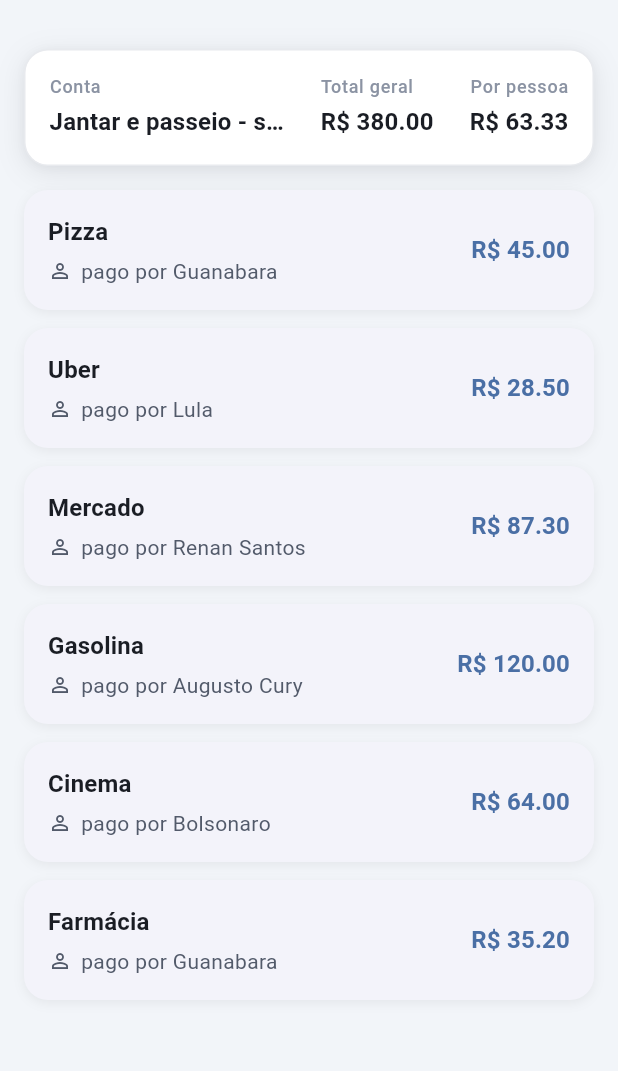
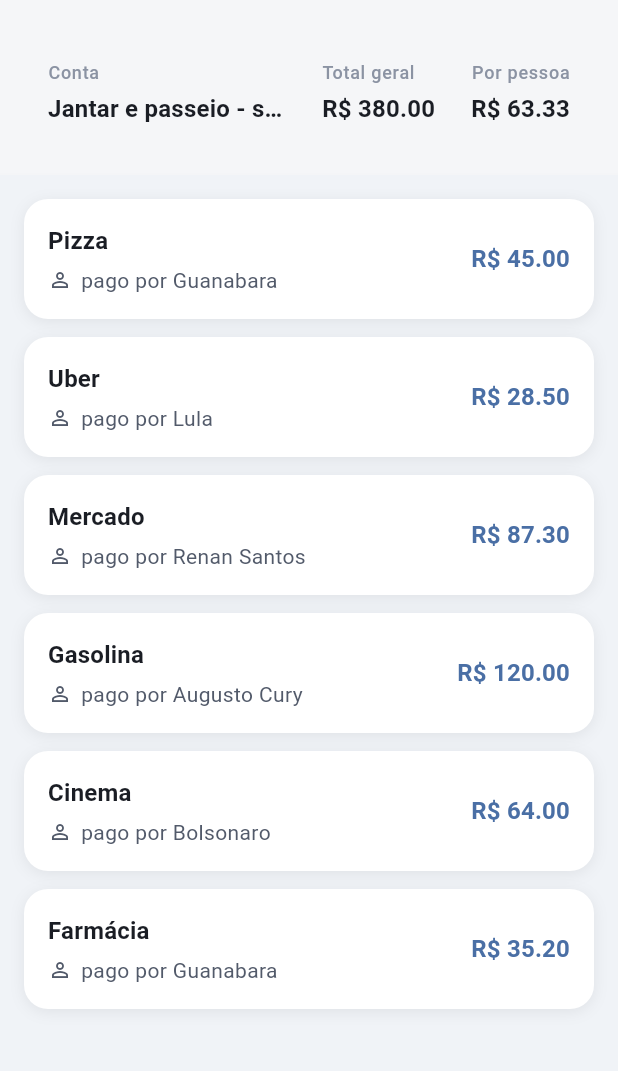
Before and after one commit to lucaskolapouski/mobile-1bim-esw, a Flutter app: the screen it shows after launch, on a phone screen of 412 x 824 dp, the part 59-1130 px from its top. Run offline on Flutter 3.47's test engine with Material 3 defaults, Android fonts, the phone set to English and light mode, and no system bars; our stand-ins replace flutter_native_splash.

Commit message:
feat: remove unused assets and update app branding
- Deleted obsolete image files related to adaptive icons and splash screen.
- Updated AndroidManifest.xml and index.html to reflect new app name "DivideAí".
- Enhanced UI in home_page.dart and cartao_despesa.dart with consistent color themes and layout adjustments.

```diff
--- a/parte2_flutter/lib/screens/home_page.dart
+++ b/parte2_flutter/lib/screens/home_page.dart
@@ -32,18 +32,23 @@ class _HomePageState extends State<HomePage> {
       appBar: AppBar(
         title: const Text('DivideAí'),
         centerTitle: true,
+        backgroundColor: AppColors.gray50,
       ),
-      backgroundColor: AppColors.surfaceSunken,
-      body: Padding(
-        padding: const EdgeInsets.all(16),
-        child: Column(
-          mainAxisAlignment: MainAxisAlignment.start,
-          crossAxisAlignment: CrossAxisAlignment.stretch,
-          children: [
-            _ResumoConta(conta: _conta),
-            const SizedBox(height: 16),
-            Expanded(
+      backgroundColor: AppColors.gray50,
+      body: Column(
+        crossAxisAlignment: CrossAxisAlignment.stretch,
+        children: [
+          Padding(
+            padding: const EdgeInsets.fromLTRB(16, 8, 16, 16),
+            child: _ResumoConta(conta: _conta),
+          ),
+          Expanded(
+            child: Material(
+              color: AppColors.surfaceOverlay,
+              elevation: 4,
+              shadowColor: AppColors.shadow.withValues(alpha: 0.18),
               child: ListView.builder(
+                padding: const EdgeInsets.fromLTRB(16, 16, 16, 24),
                 itemCount: _conta.despesas.length,
                 itemBuilder: (context, index) {
                   final despesa = _conta.despesas[index];
@@ -51,8 +56,8 @@ class _HomePageState extends State<HomePage> {
                 },
               ),
             ),
-          ],
-        ),
+          ),
+        ],
       ),
     );
   }
@@ -67,14 +72,9 @@ class _ResumoConta extends StatelessWidget {
 
   @override
   Widget build(BuildContext context) {
-    return Container(
+    // Mesmo espaço interno do antigo card (sem fundo/sombra).
+    return Padding(
       padding: const EdgeInsets.all(16),
-      decoration: BoxDecoration(
-        color: AppColors.surfaceCard,
-        borderRadius: BorderRadius.circular(16),
-        boxShadow: AppColors.elevation2(),
-        border: Border.all(color: AppColors.gray100),
-      ),
       child: Row(
         mainAxisAlignment: MainAxisAlignment.spaceBetween,
         children: [
--- a/parte2_flutter/lib/widgets/cartao_despesa.dart
+++ b/parte2_flutter/lib/widgets/cartao_despesa.dart
@@ -1,6 +1,7 @@
 import 'package:flutter/material.dart';
 
 import '../models/despesa.dart';
+import '../theme/app_colors.dart';
 
 class CartaoDespesa extends StatelessWidget {
   final Despesa despesa;
@@ -15,15 +16,9 @@ class CartaoDespesa extends StatelessWidget {
     return Container(
       margin: const EdgeInsets.only(bottom: 12),
       decoration: BoxDecoration(
-        color: theme.colorScheme.surfaceContainerLow,
+        color: AppColors.white,
         borderRadius: BorderRadius.circular(16),
-        boxShadow: [
-          BoxShadow(
-            color: Colors.black.withValues(alpha: 0.06),
-            blurRadius: 6,
-            offset: const Offset(0, 2),
-          ),
-        ],
+        boxShadow: AppColors.elevation1(),
       ),
       child: Material(
         color: Colors.transparent,
@@ -50,14 +45,14 @@ class CartaoDespesa extends StatelessWidget {
                           Icon(
                             Icons.person_outline,
                             size: 16,
-                            color: theme.colorScheme.onSurfaceVariant,
+                            color: AppColors.textSecondary,
                           ),
                           const SizedBox(width: 6),
                           Expanded(
                             child: Text(
                               'pago por ${despesa.pagador}',
                               style: theme.textTheme.bodyMedium?.copyWith(
-                                color: theme.colorScheme.onSurfaceVariant,
+                                color: AppColors.textSecondary,
                               ),
                               maxLines: 1,
                               overflow: TextOverflow.ellipsis,
@@ -72,7 +67,7 @@ class CartaoDespesa extends StatelessWidget {
                 Text(
                   _formatarMoeda(despesa.valor),
                   style: theme.textTheme.titleMedium?.copyWith(
-                    color: theme.colorScheme.primary,
+                    color: AppColors.navy,
                     fontWeight: FontWeight.bold,
                   ),
                 ),
```
Also changed, not shown: LogoDivideAí.png (deleted), adaptive_icon_background_1024(1).png (deleted), adaptive_icon_background_1024.png (deleted), adaptive_icon_foreground_1024.png (deleted), splash_logo_light_1024.png (deleted), 3 other files.
